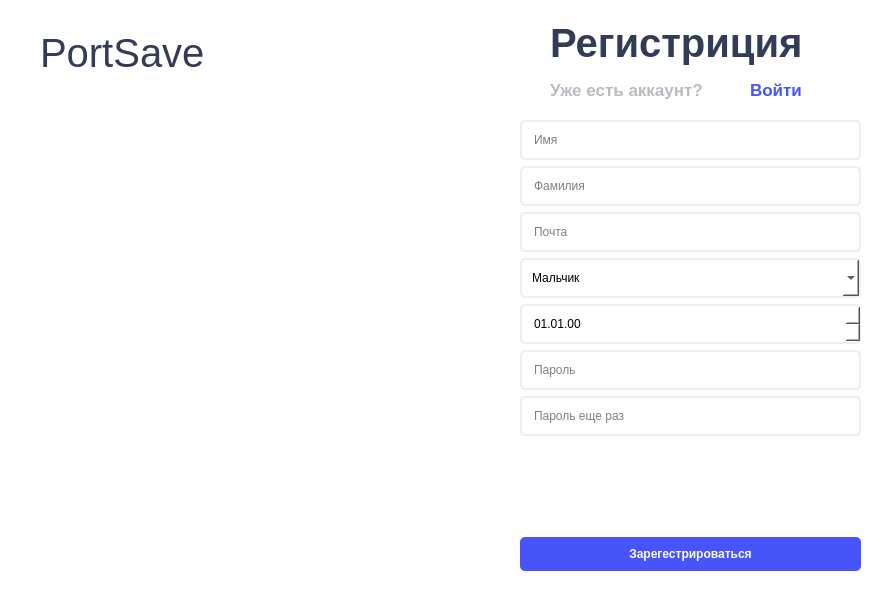
The window that ui/create_account.ui (OCCCAS/Yandex) describes before a commit, drawn with Qt 5.
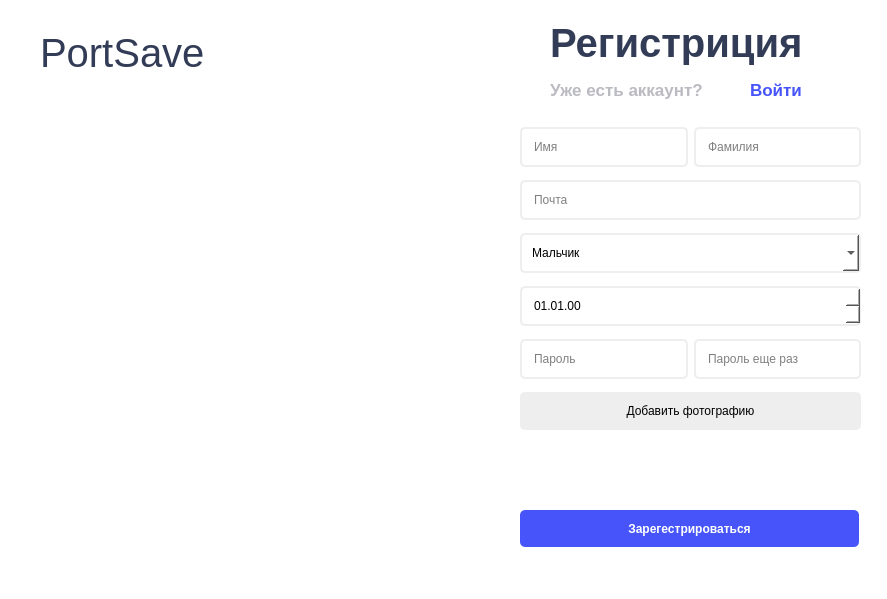
The same window after the commit. Icons and pictures are not drawn. Custom widgets are drawn as their Qt base class.

Commit message: build: added profile_photo

Diff of the .ui file:
```diff
--- a/ui/create_account.ui
+++ b/ui/create_account.ui
@@ -31,11 +31,13 @@
      <x>520</x>
      <y>120</y>
      <width>341</width>
-     <height>451</height>
+     <height>321</height>
     </rect>
    </property>
    <layout class="QVBoxLayout" name="verticalLayout">
     <item>
+     <layout class="QHBoxLayout" name="horizontalLayout">
+      <item>
      <widget class="QLineEdit" name="edit_name">
       <property name="styleSheet">
        <string notr="true">background-color: #ffffff;
@@ -67,6 +69,8 @@
       </property>
      </widget>
     </item>
+     </layout>
+    </item>
     <item>
      <widget class="QLineEdit" name="edit_email">
       <property name="styleSheet">
@@ -164,6 +168,8 @@
      </widget>
     </item>
     <item>
+     <layout class="QHBoxLayout" name="horizontalLayout_2">
+      <item>
      <widget class="QLineEdit" name="edit_password">
       <property name="styleSheet">
        <string notr="true">background-color: #ffffff;
@@ -201,37 +207,20 @@
       </property>
      </widget>
     </item>
-    <item>
-     <widget class="QLabel" name="lbl_error">
-      <property name="styleSheet">
-       <string notr="true">color: red;</string>
-      </property>
-      <property name="text">
-       <string/>
-      </property>
-     </widget>
+     </layout>
     </item>
     <item>
-     <widget class="QPushButton" name="btn_create_account">
-      <property name="font">
-       <font>
-        <weight>75</weight>
-        <bold>true</bold>
-       </font>
-      </property>
-      <property name="cursor">
-       <cursorShape>PointingHandCursor</cursorShape>
-      </property>
+     <widget class="QPushButton" name="btn_add_photo">
       <property name="styleSheet">
-       <string notr="true">padding: 10px;
-background-color: #4654f9;
-border-width: 2px;
+       <string notr="true">background-color: #eeeeee;
 border-radius: 5px;
-color: white;
+color: black;
+padding: 10px;
+border: 2px solid #eeeeee;
 </string>
       </property>
       <property name="text">
-       <string>Зарегестрироваться</string>
+       <string>Добавить фотографию</string>
       </property>
      </widget>
     </item>
@@ -359,7 +348,60 @@
     <string>PortSave</string>
    </property>
   </widget>
- </widget>
+  <widget class="QLabel" name="lbl_error">
+   <property name="geometry">
+    <rect>
+     <x>520</x>
+     <y>450</y>
+     <width>339</width>
+     <height>31</height>
+    </rect>
+   </property>
+   <property name="styleSheet">
+    <string notr="true">color: red;</string>
+   </property>
+   <property name="text">
+    <string/>
+   </property>
+  </widget>
+  <widget class="QPushButton" name="btn_create_account">
+   <property name="geometry">
+    <rect>
+     <x>520</x>
+     <y>510</y>
+     <width>339</width>
+     <height>37</height>
+    </rect>
+   </property>
+   <property name="font">
+    <font>
+     <weight>75</weight>
+     <bold>true</bold>
+    </font>
+   </property>
+   <property name="cursor">
+    <cursorShape>PointingHandCursor</cursorShape>
+   </property>
+   <property name="styleSheet">
+    <string notr="true">padding: 10px;
+background-color: #4654f9;
+border-width: 2px;
+border-radius: 5px;
+color: white;
+</string>
+   </property>
+   <property name="text">
+    <string>Зарегестрироваться</string>
+   </property>
+  </widget>
+ </widget>
+ <customwidgets>
+  <customwidget>
+   <class>QClickableLabel</class>
+   <extends>QLabel</extends>
+   <header location="global">qclickablelabel.h</header>
+  </customwidget>
+ </customwidgets>
  <resources/>
  <connections/>
 </ui>
```
Left out of the diff: 2 changed lines with no effect on the pictures. Lines whose indentation alone changed are shown as unchanged. The commit also changes 30 other files.
